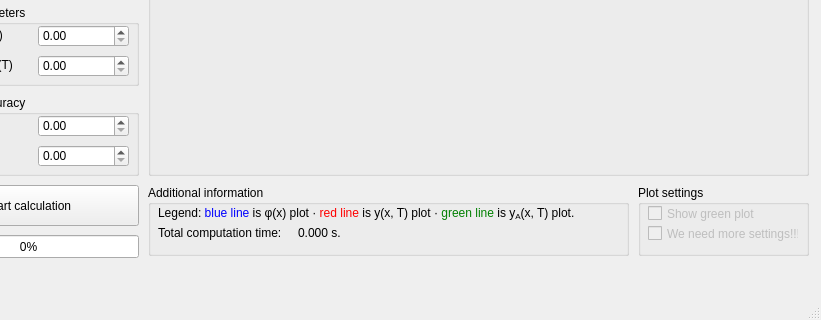
This is 04_heating/ui/mainwindow.ui in vla5924-practice/computational-methods as Qt 5 draws it before an edit; both pictures show x 92 to 913 and y 314 to 634 of the 913 by 634 pixel window. The edited form follows.
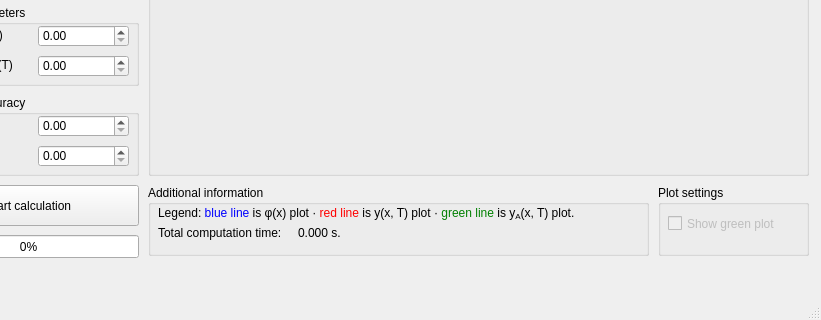
This is the edited form. Custom widgets are drawn as their Qt base class.

Commit message: Rmed extra checkbox

```diff
--- a/04_heating/ui/mainwindow.ui
+++ b/04_heating/ui/mainwindow.ui
@@ -541,7 +541,7 @@
      <rect>
       <x>240</x>
       <y>470</y>
-      <width>481</width>
+      <width>501</width>
       <height>71</height>
      </rect>
     </property>
@@ -594,9 +594,9 @@
    <widget class="QGroupBox" name="groupBox_7">
     <property name="geometry">
      <rect>
-      <x>730</x>
+      <x>750</x>
       <y>470</y>
-      <width>171</width>
+      <width>151</width>
       <height>71</height>
      </rect>
     </property>
@@ -610,8 +610,8 @@
      <property name="geometry">
       <rect>
        <x>10</x>
-       <y>20</y>
-       <width>151</width>
+       <y>30</y>
+       <width>131</width>
        <height>17</height>
       </rect>
      </property>
@@ -619,22 +619,6 @@
       <string>Show green plot</string>
      </property>
     </widget>
-    <widget class="QCheckBox" name="checkBox">
-     <property name="enabled">
-      <bool>false</bool>
-     </property>
-     <property name="geometry">
-      <rect>
-       <x>10</x>
-       <y>40</y>
-       <width>151</width>
-       <height>17</height>
-      </rect>
-     </property>
-     <property name="text">
-      <string>We need more settings!!!</string>
-     </property>
-    </widget>
    </widget>
   </widget>
   <widget class="QMenuBar" name="menubar">
```
